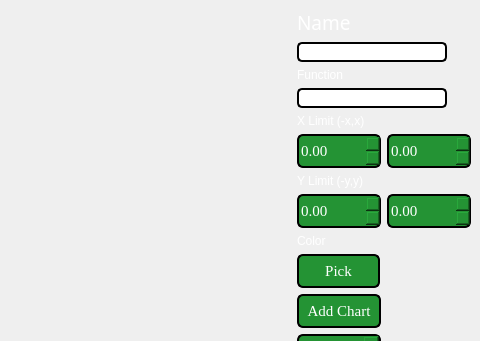
The window that graphdrawer/mainwindow.ui (bartspl860/graphdrawer) describes before a commit, drawn with Qt 5; both pictures show x 436 to 916 and y 0 to 341 of the 916 by 633 pixel window.
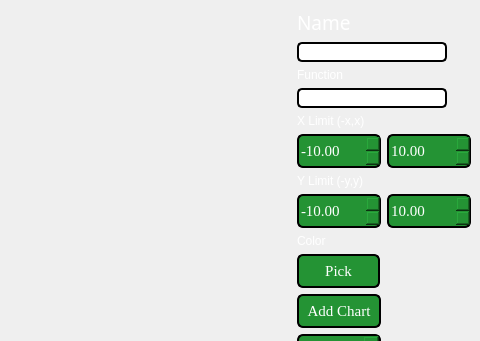
The same window after the commit. Icons and pictures are not drawn. Custom widgets are drawn as their Qt base class.

```diff
--- a/graphdrawer/mainwindow.ui
+++ b/graphdrawer/mainwindow.ui
@@ -219,6 +219,9 @@
           <property name="maximum">
            <double>2147483647.000000000000000</double>
           </property>
+          <property name="value">
+           <double>-10.000000000000000</double>
+          </property>
          </widget>
         </item>
         <item>
@@ -259,6 +262,9 @@
           <property name="maximum">
            <double>2147483647.000000000000000</double>
           </property>
+          <property name="value">
+           <double>10.000000000000000</double>
+          </property>
          </widget>
         </item>
         <item>
@@ -336,6 +342,9 @@
           <property name="maximum">
            <double>2147483647.000000000000000</double>
           </property>
+          <property name="value">
+           <double>-10.000000000000000</double>
+          </property>
          </widget>
         </item>
         <item>
@@ -376,6 +385,9 @@
           <property name="maximum">
            <double>2147483647.000000000000000</double>
           </property>
+          <property name="value">
+           <double>10.000000000000000</double>
+          </property>
          </widget>
         </item>
         <item>
```
Left out of the diff: 2 changed lines with no effect on the pictures.
